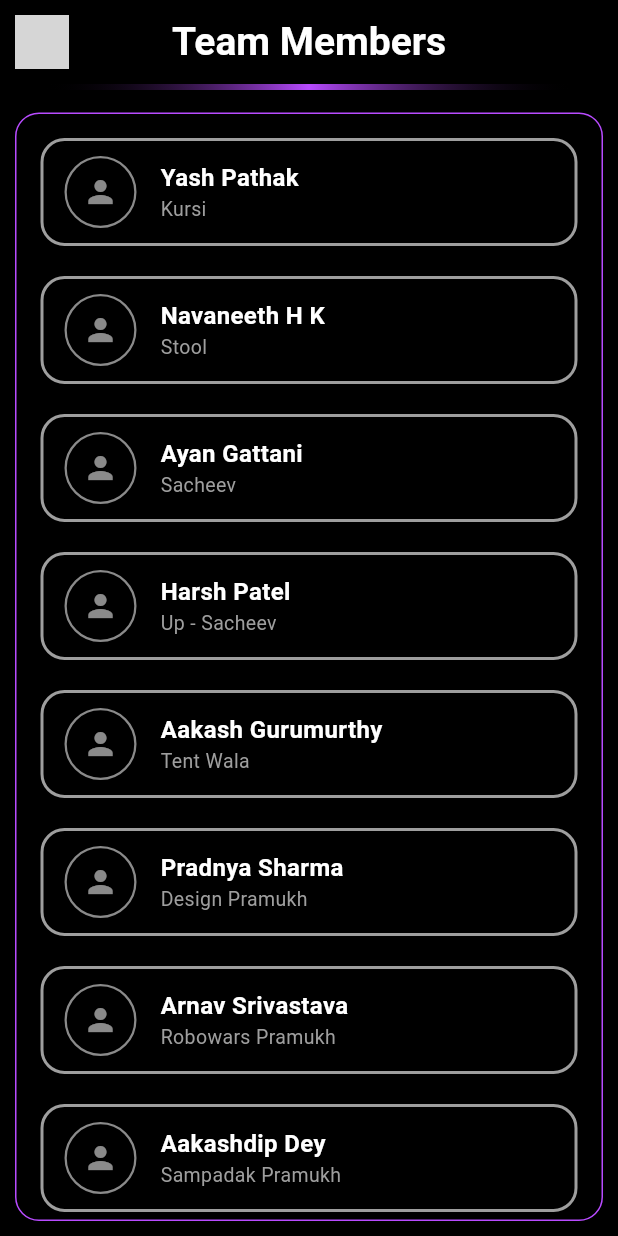
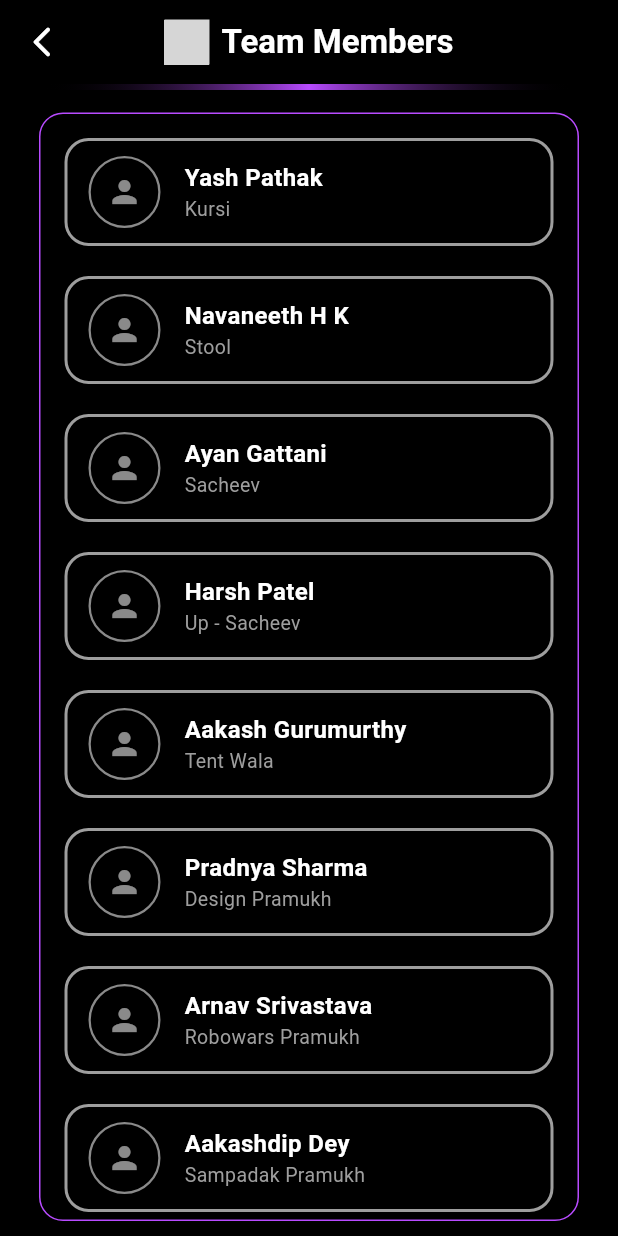
Before and after one commit to Toph-earth/robowars, a Flutter app: the screen it shows after launch, after a tap on the "groups" icon, on a phone screen of 412 x 824 dp. Run offline on Flutter 3.47's test engine with Material 3 defaults, Android fonts, the phone set to English and light mode, and no system bars; our stand-ins replace flutter_riverpod, flutter_svg, google_fonts, gradient_borders, riverpod_annotation, simple_gradient_text; generated files the repository leaves out were written again; Roboto replaces fonts that are missing (Trajan Pro); grey boxes are pictures that could not be loaded.

```diff
--- a/lib/home_page/home_screen.dart
+++ b/lib/home_page/home_screen.dart
@@ -22,10 +22,16 @@ class _HomeScreenState extends State<HomeScreen> {
 
   @override
   Widget build(BuildContext context) {
-    return Scaffold(
+    return Theme(
+      data: Theme.of(context).copyWith(
+        splashColor: Colors.transparent,
+        highlightColor: Colors.transparent,
+        hoverColor: Colors.transparent,
+      ),
+      child: Scaffold(
         extendBody: true,
         backgroundColor: Colors.black,
-      appBar:AppBar(
+        appBar: AppBar(
           backgroundColor: Colors.black,
           elevation: 0,
           leading: Padding(
@@ -49,15 +55,12 @@ class _HomeScreenState extends State<HomeScreen> {
                 onTap: () {
                   Navigator.pushNamed(context, '/teams');
                 },
-              child: Icon(
+                child: const Icon(
                   Icons.groups,
                   color: Color(0xFF9C49E2),
                   size: 35,
                 ),
               ),
-
-
-
             ),
           ],
         ),
@@ -80,13 +83,13 @@ class _HomeScreenState extends State<HomeScreen> {
               ),
             ),
             Padding(
-                  padding: EdgeInsets.all(16),
+              padding: const EdgeInsets.all(16),
               child: Column(
                 children: [
                   GuessGame(),
-                      SizedBox(height: 20),
+                  const SizedBox(height: 20),
                   LiveMatch(),
-                      SizedBox(height: 20),
+                  const SizedBox(height: 20),
                   KeyContenders(
                     contenders: [
                       Contender(
@@ -101,7 +104,7 @@ class _HomeScreenState extends State<HomeScreen> {
                       ),
                     ],
                   ),
-                      SizedBox(height: 20),
+                  const SizedBox(height: 20),
                   QuickStats(
                     stats: {
                       "Matches": "6",
@@ -110,12 +113,13 @@ class _HomeScreenState extends State<HomeScreen> {
                       "KOs": "3",
                     },
                   ),
-                      SizedBox(height: kBottomNavigationBarHeight+16),
+                  SizedBox(height: kBottomNavigationBarHeight + 16),
                 ],
               ),
             ),
           ]),
         ),
+      ),
     );
   }
 }
--- a/lib/home_page/schedule_screen.dart
+++ b/lib/home_page/schedule_screen.dart
@@ -18,6 +18,7 @@ class _ScheduleState extends State<Schedule> {
     ['Team Shadow', 'Team Xenon'],
     ['Team Shadow', 'Team Xenon']
   ];
+
   List<List> BotNames = [
     ['Name of bot', 'Name of bot'],
     ['Name of bot', 'Name of bot'],
@@ -25,6 +26,7 @@ class _ScheduleState extends State<Schedule> {
     ['Name of bot', 'Name of bot'],
     ['Name of bot', 'Name of bot']
   ];
+
   List<String> Winners = [
     'Team Shadow',
     'Team Shadow',
@@ -35,7 +37,13 @@ class _ScheduleState extends State<Schedule> {
 
   @override
   Widget build(BuildContext context) {
-    return Scaffold(
+    return Theme(
+      data: Theme.of(context).copyWith(
+        splashColor: Colors.transparent,
+        highlightColor: Colors.transparent,
+        hoverColor: Colors.transparent,
+      ),
+      child: Scaffold(
         backgroundColor: Colors.black,
         appBar: AppBar(
           backgroundColor: Colors.black,
@@ -74,10 +82,9 @@ class _ScheduleState extends State<Schedule> {
             ),
           ],
         ),
-
-      // 🔹 Gradient line below AppBar
         body: Column(
           children: [
+            // 🔹 Gradient line below AppBar
             Container(
               height: 4,
               margin: const EdgeInsets.symmetric(horizontal: 30),
@@ -96,12 +103,20 @@ class _ScheduleState extends State<Schedule> {
             ),
 
             // 🔸 Tabs
-          Row(
-            mainAxisAlignment: MainAxisAlignment.center,
+            Container(
+              width: 240,
+              margin: const EdgeInsets.symmetric(vertical: 16),
+              padding: const EdgeInsets.all(3),
+              decoration: BoxDecoration(
+                color: Colors.grey[900],
+                borderRadius: BorderRadius.circular(24),
+              ),
+              child: Row(
                 children: [
-              _buildTabButton('Upcoming'),
-              _buildTabButton('Completed'),
+                  _scheduleToggleButton(label: 'Upcoming', isUpcoming: true),
+                  _scheduleToggleButton(label: 'Completed', isUpcoming: false),
                 ],
+              ),
             ),
 
             // 🔸 Match List
@@ -112,34 +127,46 @@ class _ScheduleState extends State<Schedule> {
             ),
           ],
         ),
+      ),
     );
   }
 
-  // 🔸 Tab Widget
-  Widget _buildTabButton(String tabName) {
-    return GestureDetector(
-      onTap: () => setState(() => selectedTab = tabName),
-      child: Container(
-        margin: const EdgeInsets.symmetric(vertical: 30, horizontal: 8),
-        padding: const EdgeInsets.symmetric(horizontal: 25, vertical: 8),
+  Widget _scheduleToggleButton({required String label, required bool isUpcoming}) {
+    final selected = (selectedTab == 'Upcoming') == isUpcoming;
+
+    return Expanded(
+      child: GestureDetector(
+        onTap: () => setState(() {
+          selectedTab = isUpcoming ? 'Upcoming' : 'Completed';
+        }),
+        child: AnimatedContainer(
+          duration: const Duration(milliseconds: 250),
+          padding: const EdgeInsets.symmetric(vertical: 10, horizontal: 20),
           decoration: BoxDecoration(
-          gradient: selectedTab == tabName
-              ? const LinearGradient(colors: [Colors.purple, Color(0xFFB84BFF)])
-              : const LinearGradient(colors: [Color(0xFF212121), Color(0xFF212121)]),
+            gradient: selected
+                ? const LinearGradient(
+              colors: [Color(0xFF9D3AE7), Color(0xFFC88DF5)],
+              begin: Alignment.centerLeft,
+              end: Alignment.bottomCenter,
+            )
+                : null,
+            color: selected ? null : Colors.transparent,
             borderRadius: BorderRadius.circular(20),
           ),
+          child: Center(
             child: Text(
-          tabName,
-          style: const TextStyle(
-            color: Colors.white,
+              label,
+              style: TextStyle(
                 fontWeight: FontWeight.bold,
+                color: selected ? Colors.black : Colors.white,
+              ),
+            ),
           ),
         ),
       ),
     );
   }
 
-  // 🔸 Match Cards Builder
   Widget buildMatchList({required bool showWinner}) {
     return ListView.builder(
       padding: const EdgeInsets.all(10),
@@ -234,21 +261,24 @@ class _ScheduleState extends State<Schedule> {
                             style: TextStyle(
                               fontSize: 17,
                               fontWeight: FontWeight.bold,
-                                color: Colors.white),
+                              color: Colors.white,
+                            ),
                             children: [
                               TextSpan(
                                 text: '/',
                                 style: TextStyle(
                                   fontSize: 21,
                                   fontWeight: FontWeight.bold,
-                                    color: Color(0xFFB84BFF)),
+                                  color: Color(0xFFB84BFF),
+                                ),
                               ),
                               TextSpan(
                                 text: 'S',
                                 style: TextStyle(
                                   fontSize: 17,
                                   fontWeight: FontWeight.bold,
-                                    color: Colors.white),
+                                  color: Colors.white,
+                                ),
                               ),
                             ],
                           ),
@@ -286,8 +316,7 @@ class _ScheduleState extends State<Schedule> {
                           ),
                         ),
                         Container(
-                          padding: const EdgeInsets.symmetric(
-                              horizontal: 12, vertical: 8),
+                          padding: const EdgeInsets.symmetric(horizontal: 12, vertical: 8),
                           decoration: BoxDecoration(
                             borderRadius: BorderRadius.circular(30),
                             border: Border.all(color: Colors.purpleAccent),
--- a/lib/home_page/teams_page.dart
+++ b/lib/home_page/teams_page.dart
@@ -29,7 +29,6 @@ class _OurTeamPageState extends State<OurTeamPage> {
     {'name': 'Paridhi Pawaiya', 'role': 'Bhopal ki Sam Altman'},
     {'name': 'Simran Ahluwalia', 'role': 'Instagram Pramukh'},
     {'name': 'Vivek Chohan', 'role': 'Dusra Mechanic'},
-
   ];
 
   @override
@@ -43,25 +42,37 @@ class _OurTeamPageState extends State<OurTeamPage> {
             AppBar(
               backgroundColor: Colors.black,
               elevation: 0,
-              leading: Padding(
-                padding: const EdgeInsets.all(10),
-                child: SvgPicture.asset(
-                  'assets/logo.svg',
-                  height: 40,
-                  width: 40,
+              automaticallyImplyLeading: false,
+              leading: IconButton(
+                icon: const Icon(
+                  Icons.arrow_back_ios_new_rounded,
+                  color: Colors.white,
+                  size: 24,
                 ),
+                onPressed: () => Navigator.pop(context),
               ),
               centerTitle: true,
-              title: const Text(
+              title: Row(
+                mainAxisAlignment: MainAxisAlignment.center,
+                mainAxisSize: MainAxisSize.min,
+                children: [
+                  SvgPicture.asset(
+                    'assets/logo.svg',
+                    height: 30,
+                    width: 30,
+                  ),
+                  const SizedBox(width: 8),
+                  const Text(
                     "Team Members",
                     style: TextStyle(
                       color: Colors.white,
-                  fontSize: 26,
+                      fontSize: 22,
                       fontWeight: FontWeight.bold,
                       fontFamily: 'Trajan Pro',
                     ),
                   ),
-
+                ],
+              ),
             ),
             Container(
               height: 4,
@@ -82,38 +93,29 @@ class _OurTeamPageState extends State<OurTeamPage> {
           ],
         ),
       ),
-
-      body: Container(
-        margin: EdgeInsets.all(10),
+      body: Padding(
+        padding: const EdgeInsets.symmetric(horizontal: 16), // 👈 Added padding here
+        child: Container(
+          margin: const EdgeInsets.all(10),
           decoration: BoxDecoration(
             borderRadius: BorderRadius.circular(16),
-            border: Border.all(
-                color: Color(0xFFB84BFF)
-
-            )
+            border: Border.all(color: const Color(0xFFB84BFF)),
           ),
-
-
           child: ListView.builder(
-
             padding: const EdgeInsets.all(16),
             itemCount: teamMembers.length,
             itemBuilder: (context, index) {
               final member = teamMembers[index];
-
-
               return Container(
-
                 margin: const EdgeInsets.only(bottom: 20),
-              padding: const EdgeInsets.symmetric(vertical: 10, horizontal: 14),
+                padding:
+                const EdgeInsets.symmetric(vertical: 10, horizontal: 14),
                 decoration: BoxDecoration(
                   color: Colors.black,
                   borderRadius: BorderRadius.circular(16),
                   border: Border.all(
-                  color:  Colors.grey,
+                    color: Colors.grey,
                     width: 2,
-
-
                   ),
                 ),
                 child: Row(
@@ -123,10 +125,11 @@ class _OurTeamPageState extends State<OurTeamPage> {
                       height: 48,
                       decoration: BoxDecoration(
                         shape: BoxShape.circle,
-                      border: Border.all(color: Colors.white54, width: 1.5),
+                        border:
+                        Border.all(color: Colors.white54, width: 1.5),
                       ),
-                    child: const Icon(Icons.person, color: Colors.white54),
-                    // Replace with `Image.asset()` or `NetworkImage` if you have profile pics
+                      child:
+                      const Icon(Icons.person, color: Colors.white54),
                     ),
                     const SizedBox(width: 16),
                     Expanded(
@@ -157,6 +160,7 @@ class _OurTeamPageState extends State<OurTeamPage> {
             },
           ),
         ),
+      ),
     );
   }
 }
```
Lines whose indentation alone changed are shown as unchanged.
